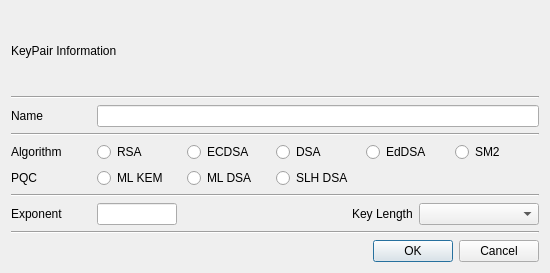
This is BerEditor/gen_key_pair_dlg.ui in jykim74/BerEditor as Qt 5 draws it before an edit. The edited form follows.
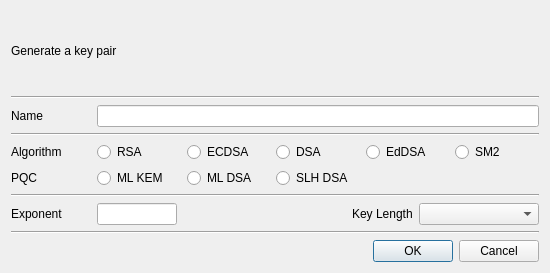
This is the edited form.

What changed in the file:
```diff
--- a/BerEditor/gen_key_pair_dlg.ui
+++ b/BerEditor/gen_key_pair_dlg.ui
@@ -23,7 +23,7 @@
       </size>
      </property>
      <property name="text">
-      <string>KeyPair Information</string>
+      <string>Generate a key pair</string>
      </property>
     </widget>
    </item>
```
Left out of the diff: 5 changed lines with no effect on the pictures.
